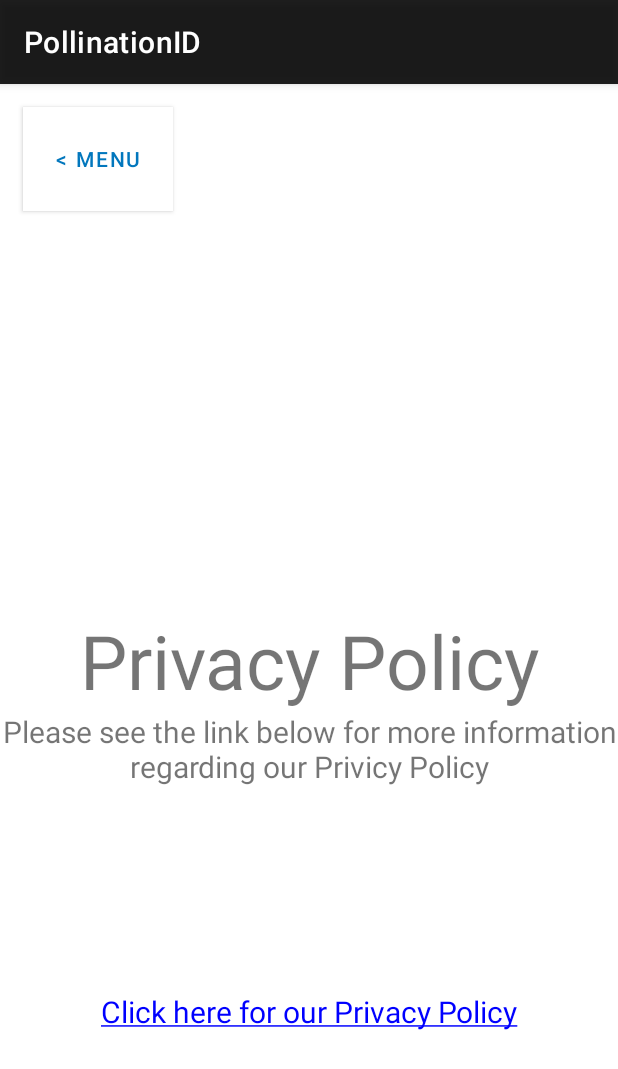
After one commit to agushini/PollinationID, an Android app: the PrivacyPolicyActivity screen opened directly, with no data from a screen before it, on a phone screen of 412 x 824 dp. The commit adds this screen. Shown: the top 1069 px of the screen. Run offline under Robolectric (Android 15) with nearby library versions, the phone set to English and light mode, and no system bars.

Commit message:
more stuff
had to stop because it crashed and wouldn't work

```diff
--- a/app/src/main/AndroidManifest.xml
+++ b/app/src/main/AndroidManifest.xml
@@ -1,10 +1,6 @@
 <?xml version="1.0" encoding="utf-8"?>
 <manifest xmlns:android="http://schemas.android.com/apk/res/android"
-    package="com.example.pollinationid" >
-
-    <!--  This is probably where the permissions stuff goes
-            Camera and Wifi
-     -->
+    package="com.example.pollinationid">
 
     <application
         android:allowBackup="true"
@@ -13,6 +9,9 @@
         android:roundIcon="@mipmap/theicon_round"
         android:supportsRtl="true"
         android:theme="@style/Theme.PollinationID">
+        <activity
+            android:name=".PrivacyPolicyActivity"
+            android:exported="false" />
         <activity
             android:name=".LoginActivity"
             android:exported="true">
@@ -41,12 +40,13 @@
                 <category android:name="android.intent.category.LAUNCHER" />
             </intent-filter>
         </activity>
-
-        <activity android:name=".ExploreActivity"
+        <activity
+            android:name=".ExploreActivity"
             android:label="Explore More"
-            android:launchMode= "singleTop">
-            <meta-data android:name="android.support.PARENT_ACTIVITY"
-                android:value=".MainActivity"/>
+            android:launchMode="singleTop">
+            <meta-data
+                android:name="android.support.PARENT_ACTIVITY"
+                android:value=".MainActivity" />
         </activity>
     </application>
 
--- a/app/src/main/java/com/example/pollinationid/FifthFragment.kt
+++ b/app/src/main/java/com/example/pollinationid/FifthFragment.kt
@@ -4,22 +4,59 @@ import android.content.Context
 import android.content.Intent
 import android.os.Bundle
 import android.util.Log
+import android.view.LayoutInflater
+import android.view.View
+import android.view.ViewGroup
 import android.widget.Button
 import androidx.fragment.app.Fragment
+import kotlinx.android.synthetic.main.fragment_fifth.view.*
+import kotlinx.android.synthetic.main.fragment_first.*
+import kotlinx.android.synthetic.main.fragment_third.*
+import kotlinx.android.synthetic.main.fragment_third.view.*
 
 
 class FifthFragment:Fragment(R.layout.fragment_fifth) {
 
-    override fun onCreate(savedInstanceState: Bundle?) {
+    override fun onCreateView(
+        inflater: LayoutInflater,
+        container: ViewGroup?,
+        savedInstanceState: Bundle?
+    ): View? {
         super.onCreate(savedInstanceState)
+        val view: View = inflater!!.inflate(R.layout.fragment_fifth, container, false)
 
-        val signOut = view?.findViewById<Button>(R.id.btnSignOut)
-
-        signOut?.setOnClickListener(){
-            Log.i("Good", "SignOut Button Clicked")
-            val intent = Intent (activity, LoginActivity::class.java)
+        view.btnSignOut.setOnClickListener { view ->
+            Log.v("SignOut Button", "Clicked")
+            val intent = Intent(activity, LoginActivity::class.java)
             activity?.startActivity(intent)
         }
 
+        view.BtnPassReset.setOnClickListener { view ->
+            Log.v("Reset Password Button", "Clicked")
+            val intent = Intent(activity, LoginActivity::class.java)
+            activity?.startActivity(intent)
+        }
+
+        view.BtnPNProject.setOnClickListener { view ->
+            Log.v("PolliNation Project Btn", "Clicked")
+
+        }
+
+        view.BtnPrivPolicy.setOnClickListener { view ->
+            Log.v("Privacy Policy Button", "Clicked")
+
+        }
+
+        view.BtnTC.setOnClickListener { view ->
+            Log.v("Terms & Conditions Btn", "Clicked")
+
+        }
+
+        view.BtnContact.setOnClickListener { view ->
+            Log.v("Contact Button", "Clicked")
+
+        }
+
+        return view
     }
 }
--- /dev/null
+++ b/app/src/main/java/com/example/pollinationid/PrivacyPolicyActivity.kt
@@ -0,0 +1,36 @@
+package com.example.pollinationid
+
+import android.content.Intent
+import androidx.appcompat.app.AppCompatActivity
+import android.os.Bundle
+import android.text.method.LinkMovementMethod
+import android.widget.Button
+import android.widget.TextView
+import androidx.fragment.app.Fragment
+import kotlinx.android.synthetic.main.activity_privacy_policy.*
+import org.w3c.dom.Text
+
+class PrivacyPolicyActivity : AppCompatActivity() {
+
+    override fun onCreate(savedInstanceState: Bundle?) {
+        super.onCreate(savedInstanceState)
+        setContentView(R.layout.activity_privacy_policy)
+
+        val fifthFragment=FifthFragment()
+
+        val linkToTextView = findViewById<TextView>(R.id.txtPrivPolicyHyperLink)
+        linkToTextView.movementMethod = LinkMovementMethod.getInstance()
+
+        when(btnBack){
+            setCurrentFragment(fifthFragment)->R.id.btnBack
+        }
+
+    }
+
+    private fun setCurrentFragment(fragment: Fragment)=
+        supportFragmentManager.beginTransaction().apply {
+            replace(R.id.flFragment,fragment)
+            commit()
+        }
+
+}
--- /dev/null
+++ b/app/src/main/res/layout/activity_privacy_policy.xml
@@ -0,0 +1,57 @@
+<?xml version="1.0" encoding="utf-8"?>
+<androidx.constraintlayout.widget.ConstraintLayout xmlns:android="http://schemas.android.com/apk/res/android"
+    xmlns:app="http://schemas.android.com/apk/res-auto"
+    xmlns:tools="http://schemas.android.com/tools"
+    android:layout_width="match_parent"
+    android:layout_height="match_parent"
+    tools:context=".PrivacyPolicyActivity">
+
+    <Button
+        android:id="@+id/btnBack"
+        android:layout_width="100dp"
+        android:layout_height="69dp"
+        android:layout_margin="15dp"
+        android:background="@color/white"
+        android:text="@string/back_to_menu"
+        android:textColor="#0277BD"
+        app:backgroundTint="@color/white"
+        app:layout_constraintStart_toStartOf="parent"
+        app:layout_constraintTop_toTopOf="parent" />
+
+    <TextView
+        android:id="@+id/txtPrivPolicyTitle"
+        android:layout_width="wrap_content"
+        android:layout_height="wrap_content"
+        android:text="@string/privacy_policy"
+        android:textSize="50sp"
+        android:textAlignment="center"
+        app:layout_constraintBottom_toBottomOf="parent"
+        app:layout_constraintEnd_toEndOf="parent"
+        app:layout_constraintStart_toStartOf="parent"
+        app:layout_constraintTop_toTopOf="parent" />
+
+    <TextView
+        android:id="@+id/txtPrivPolicyInfo"
+        android:layout_width="wrap_content"
+        android:layout_height="wrap_content"
+        android:text="@string/priv_policy_info"
+        android:textSize="20sp"
+        android:textAlignment="center"
+        app:layout_constraintEnd_toEndOf="parent"
+        app:layout_constraintStart_toStartOf="parent"
+        app:layout_constraintTop_toBottomOf="@+id/txtPrivPolicyTitle" />
+
+    <TextView
+        android:id="@+id/txtPrivPolicyHyperLink"
+        android:layout_width="wrap_content"
+        android:layout_height="wrap_content"
+        android:text="@string/priv_policy_link"
+        android:textSize="20sp"
+        android:textAlignment="center"
+        android:textColorLink="#0000FF"
+        android:linksClickable="true"
+        app:layout_constraintBottom_toBottomOf="parent"
+        app:layout_constraintEnd_toEndOf="parent"
+        app:layout_constraintStart_toStartOf="parent"
+        app:layout_constraintTop_toBottomOf="@+id/txtPrivPolicyInfo" />
+</androidx.constraintlayout.widget.ConstraintLayout>
--- a/app/src/main/res/values/strings.xml
+++ b/app/src/main/res/values/strings.xml
@@ -87,4 +87,7 @@
     <string name="contact">Contact</string>
     <string name="account">Account</string>
     <string name="info">Info</string>
+    <string name="priv_policy_info">Please see the link below for more information regarding our Privicy Policy</string>
+    <string name="priv_policy_link"><a href="https://google.com">Click here for our Privacy Policy</a></string>
+    <string name="back_to_menu"><![CDATA[< Menu]]></string>
 </resources>
```
